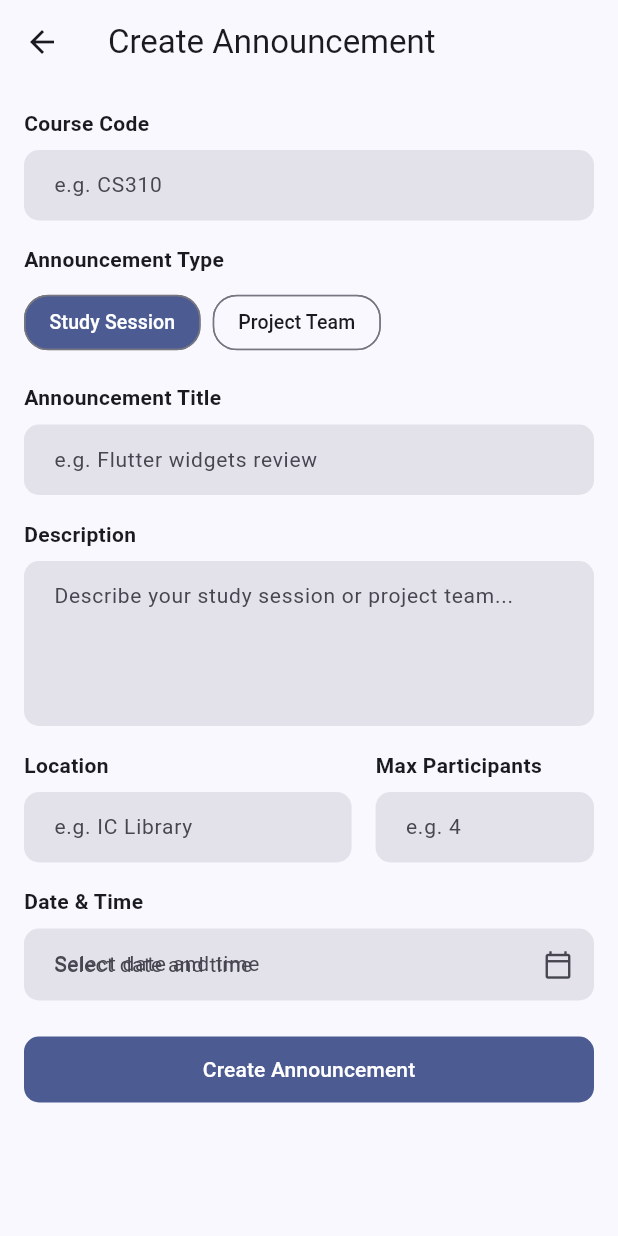
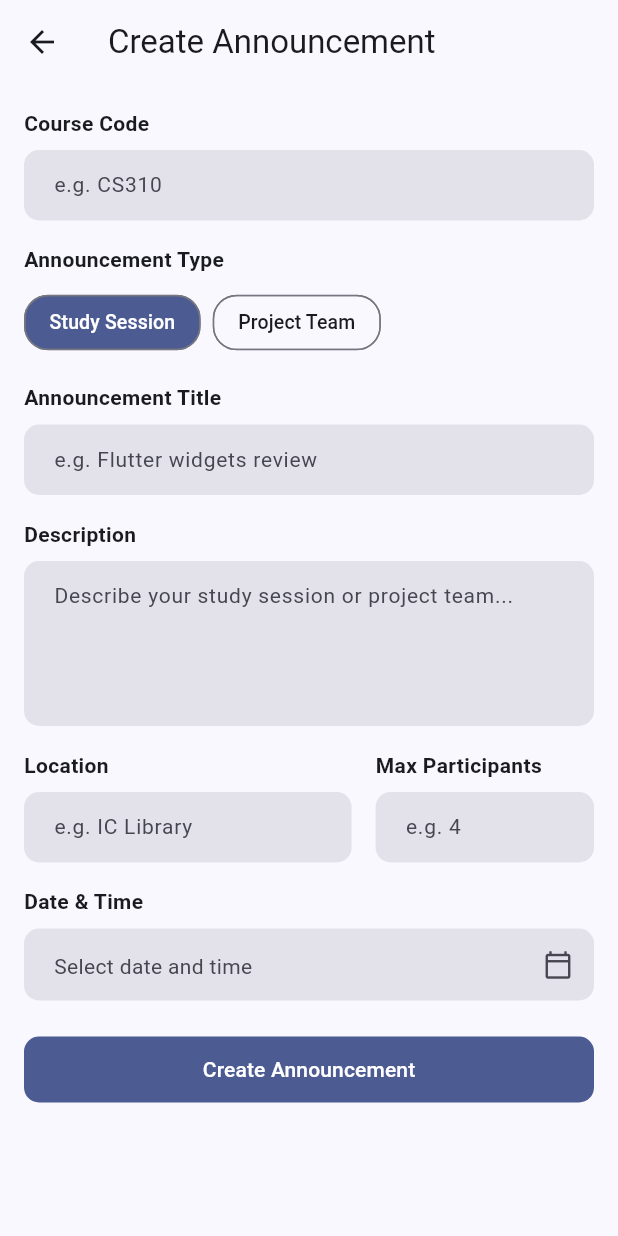
Before and after one commit to mahmutoztuncer/cs310-mobile-project, a Flutter app: the CreateAnnouncementScreen screen opened by its route, on a phone screen of 412 x 824 dp. Run offline on Flutter 3.47's test engine with Material 3 defaults, Android fonts, the phone set to English and light mode, and no system bars.

Commit message:
Update date_time_form_field.dart

```diff
--- a/lib/widgets/date_time_form_field.dart
+++ b/lib/widgets/date_time_form_field.dart
@@ -61,7 +61,7 @@ class DateTimeFormField extends FormField<DateTime> {
                     isEmpty: !hasValue,
                     decoration: formFieldDecoration(
                       context,
-                      'Select date and time',
+                      '',
                       errorText: state.errorText,
                       suffixIcon: Icon(Icons.calendar_today_outlined,
                           size: 20, color: colors.onSurfaceVariant),
```
